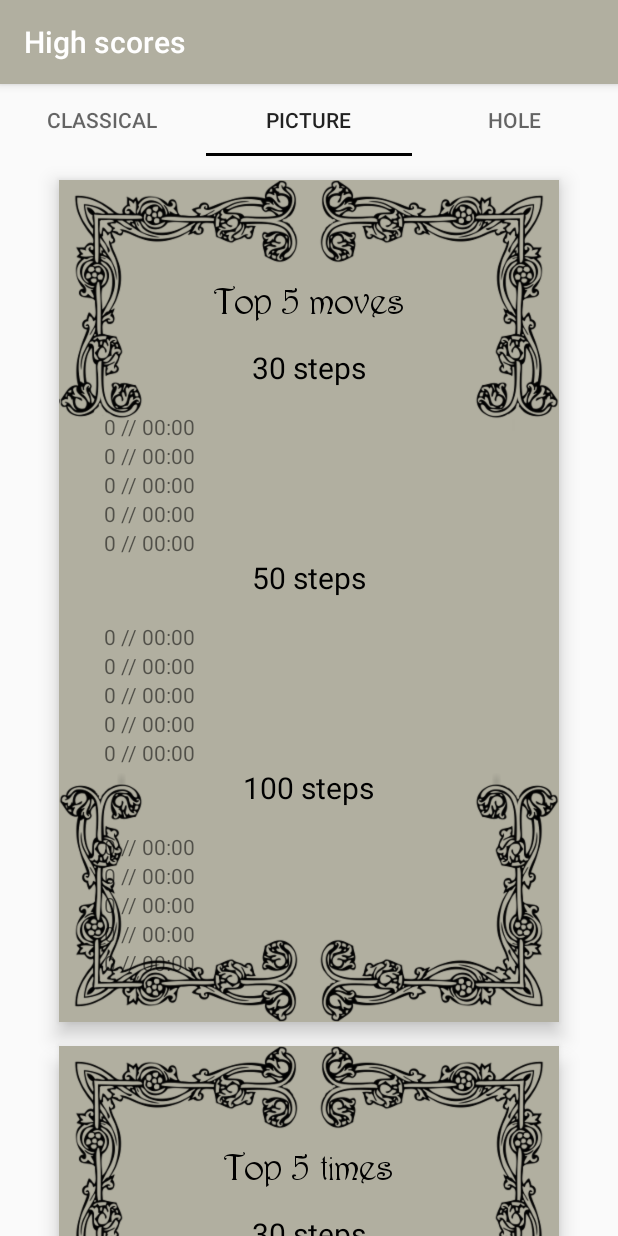
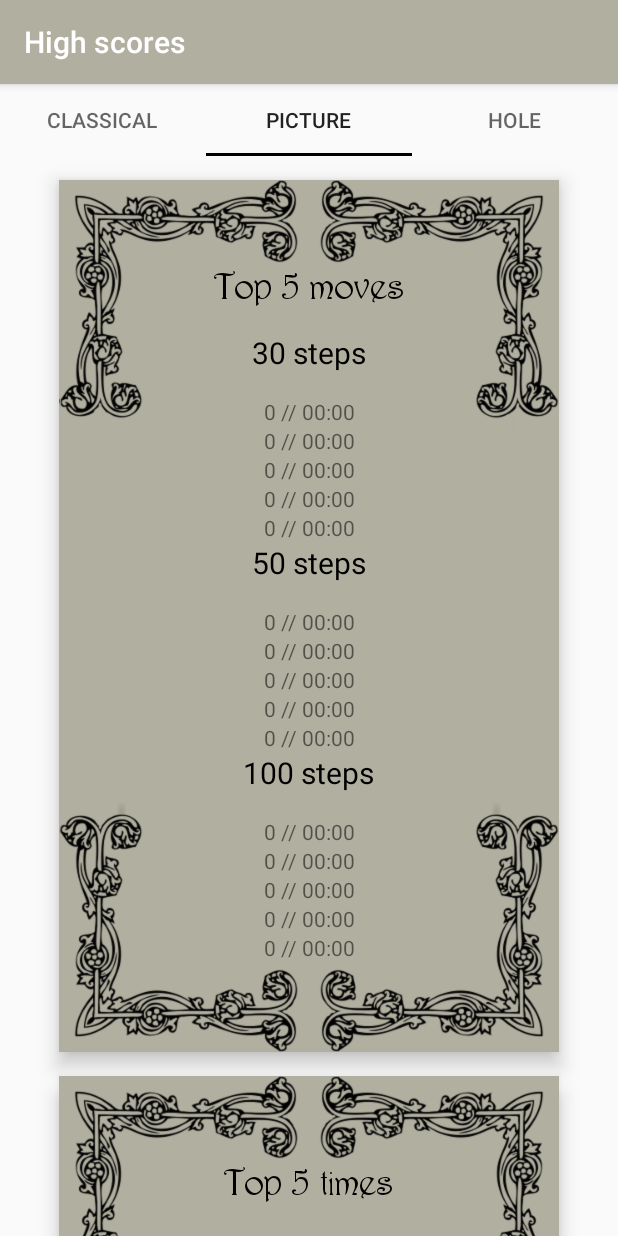
Before and after one commit to sanyoca/Puzzle15, an Android app: the HighscoreClassic screen opened directly, with no data from a screen before it, tab 2 chosen, on a phone screen of 412 x 824 dp. Run offline under Robolectric (Android 15) with nearby library versions, the phone set to English and light mode, and no system bars.

Commit message:
Version 0.937
- working on highscore boards
- arranging highscore value lines in center

```diff
--- a/app/src/main/java/com/example/sanya/puzzle15/HighscoreClassic.java
+++ b/app/src/main/java/com/example/sanya/puzzle15/HighscoreClassic.java
@@ -4,6 +4,7 @@ import android.content.SharedPreferences;
 import android.graphics.Typeface;
 import android.os.Bundle;
 import android.support.v4.app.Fragment;
+import android.view.Gravity;
 import android.view.LayoutInflater;
 import android.view.View;
 import android.view.ViewGroup;
@@ -54,6 +55,7 @@ public class HighscoreClassic extends Fragment {
 
                 insertThisMoves = new TextView(getActivity());
                 insertThisMoves.setText(String.valueOf(bestMoves[j]) + " // " + bestMovesTimes[j]);
+                insertThisMoves.setGravity(Gravity.CENTER_HORIZONTAL);
                 insertMovesHere.addView(insertThisMoves);
 
                 bestTimes[j] = highscoreSaves.getString(bestTimesString[j], "00:00 // 0");
@@ -63,6 +65,7 @@ public class HighscoreClassic extends Fragment {
                 LinearLayout insertTimesHere = (LinearLayout) rootView.findViewById(topTimesLayouts[i]);
                 insertThisTimes = new TextView(getActivity());
                 insertThisTimes.setText(bestTimes[j]);
+                insertThisTimes.setGravity(Gravity.CENTER_HORIZONTAL);
                 insertTimesHere.addView(insertThisTimes);
             }
         }
--- a/app/src/main/java/com/example/sanya/puzzle15/HighscoreHole.java
+++ b/app/src/main/java/com/example/sanya/puzzle15/HighscoreHole.java
@@ -4,6 +4,7 @@ import android.content.SharedPreferences;
 import android.graphics.Typeface;
 import android.os.Bundle;
 import android.support.v4.app.Fragment;
+import android.view.Gravity;
 import android.view.LayoutInflater;
 import android.view.View;
 import android.view.ViewGroup;
@@ -54,6 +55,7 @@ public class HighscoreHole extends Fragment {
 
                 insertThisMoves = new TextView(getActivity());
                 insertThisMoves.setText(String.valueOf(bestMoves[j]) + " // " + bestMovesTimes[j]);
+                insertThisMoves.setGravity(Gravity.CENTER_HORIZONTAL);
                 insertMovesHere.addView(insertThisMoves);
 
                 bestTimes[j] = highscoreSaves.getString(bestTimesString[j], "00:00 // 0");
@@ -63,6 +65,7 @@ public class HighscoreHole extends Fragment {
                 LinearLayout insertTimesHere = (LinearLayout) rootView.findViewById(topTimesLayouts[i]);
                 insertThisTimes = new TextView(getActivity());
                 insertThisTimes.setText(bestTimes[j]);
+                insertThisTimes.setGravity(Gravity.CENTER_HORIZONTAL);
                 insertTimesHere.addView(insertThisTimes);
             }
         }
--- a/app/src/main/java/com/example/sanya/puzzle15/HighscorePicture.java
+++ b/app/src/main/java/com/example/sanya/puzzle15/HighscorePicture.java
@@ -4,6 +4,7 @@ import android.content.SharedPreferences;
 import android.graphics.Typeface;
 import android.os.Bundle;
 import android.support.v4.app.Fragment;
+import android.view.Gravity;
 import android.view.LayoutInflater;
 import android.view.View;
 import android.view.ViewGroup;
@@ -54,6 +55,7 @@ public class HighscorePicture extends Fragment {
 
                 insertThisMoves = new TextView(getActivity());
                 insertThisMoves.setText(String.valueOf(bestMoves[j]) + " // " + bestMovesTimes[j]);
+                insertThisMoves.setGravity(Gravity.CENTER_HORIZONTAL);
                 insertMovesHere.addView(insertThisMoves);
 
                 bestTimes[j] = highscoreSaves.getString(bestTimesString[j], "00:00 // 0");
@@ -63,6 +65,7 @@ public class HighscorePicture extends Fragment {
                 LinearLayout insertTimesHere = (LinearLayout) rootView.findViewById(topTimesLayouts[i]);
                 insertThisTimes = new TextView(getActivity());
                 insertThisTimes.setText(bestTimes[j]);
+                insertThisTimes.setGravity(Gravity.CENTER_HORIZONTAL);
                 insertTimesHere.addView(insertThisTimes);
             }
         }
--- a/app/src/main/res/values/dimens.xml
+++ b/app/src/main/res/values/dimens.xml
@@ -9,6 +9,6 @@
     <dimen name="start_padding_bottom">70dp</dimen>
     <dimen name="start_elevation">8dp</dimen>
     <dimen name="shufflebutton_padding">30dp</dimen>
-    <dimen name="scoretable_padding">30dp</dimen>
+    <dimen name="scoretable_padding">60dp</dimen>
     <dimen name="gameboard_top_padding">24dp</dimen>
 </resources>
--- a/app/src/main/res/values/styles.xml
+++ b/app/src/main/res/values/styles.xml
@@ -32,6 +32,7 @@
     </style>
 
     <style name="toptitle" parent="gametitle">
+        <item name="android:layout_marginTop">0dp</item>
         <item name="android:layout_gravity">center_horizontal</item>
         <item name="android:textSize">@dimen/toptitle_fontsize</item>
     </style>
```
